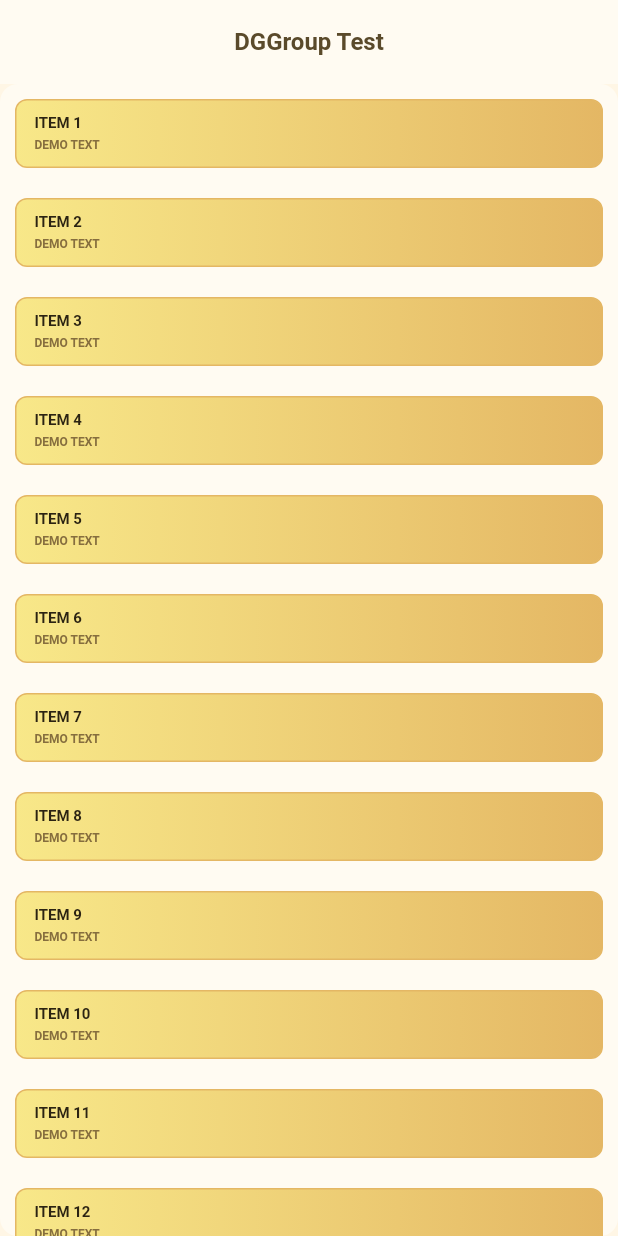
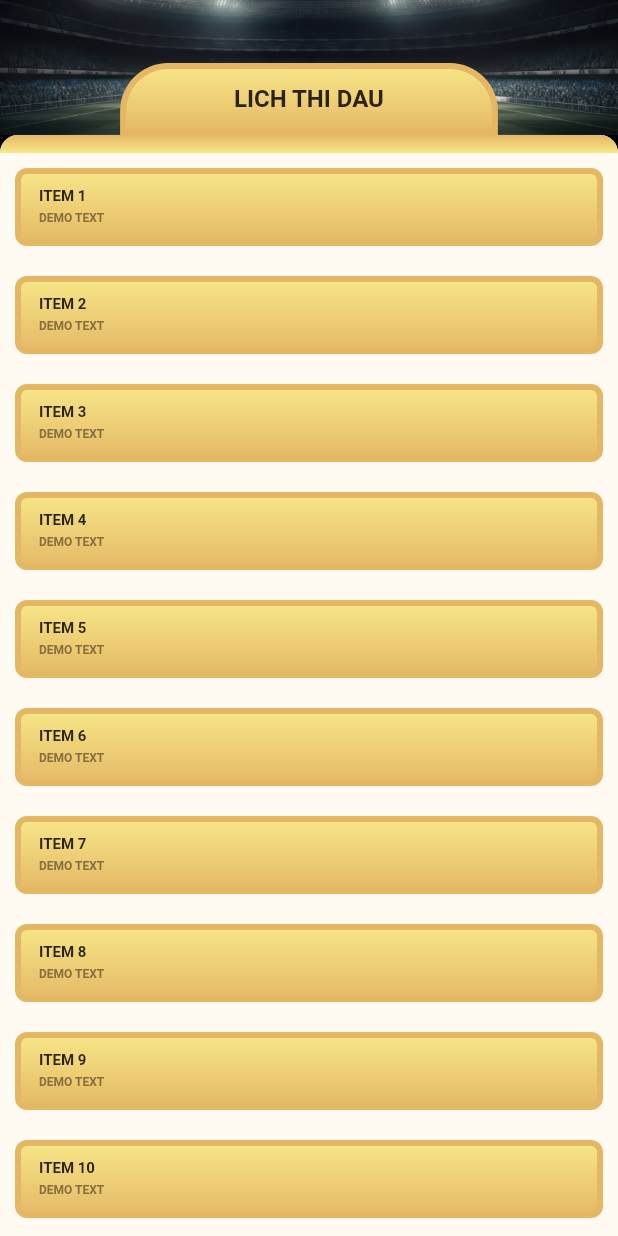
Before and after one commit to hengvisoth/DGGroup_Test01, a Flutter app: the screen it shows after launch, on a phone screen of 412 x 824 dp. Run offline on Flutter 3.47's test engine with Material 3 defaults, Android fonts, the phone set to English and light mode, and no system bars.

Commit message:
Add main background image and update UI components in HomePage
- Introduced a new background image for the HomePage.
- Added a new DateButton widget for displaying date information.
- Updated app_color.dart to streamline mainColor definition.

```diff
--- a/lib/utils/styles/app_color.dart
+++ b/lib/utils/styles/app_color.dart
@@ -1,9 +1,7 @@
 import 'package:flutter/material.dart';
 
 class AppColor {
-  static const mainColor = LinearGradient(
-    colors: [Color(0xFFF8E889), Color(0xFFE4B764)],
-  );
+  static const mainColor = LinearGradient(begin: Alignment.topCenter, end: Alignment.bottomCenter, colors: [Color(0xFFF8E889), Color(0xFFE4B764)]);
   static const secondaryColor = Color(0xFFE4B764);
   static const successColor = Color(0xFF1E8E3E);
   static const borderColor = Color(0xFFE4B764);
--- a/lib/views/home.dart
+++ b/lib/views/home.dart
@@ -10,21 +10,57 @@ class HomePage extends StatelessWidget {
   @override
   Widget build(BuildContext context) {
     return Scaffold(
-      appBar: AppBar(
-        title: Text(
-          'DGGroup Test',
-          style: AppTextStyles.figmaBold16Capitalize.copyWith(
-            color: AppColor.textColor,
+      body: Container(
+        decoration: BoxDecoration(color: Colors.black, borderRadius: AppBorderRadius.md),
+        child: CustomScrollView(
+          slivers: [
+            SliverToBoxAdapter(
+              child: SizedBox(
+                height: 90,
+                child: Stack(
+                  children: [
+                    Image.asset('assets/images/main_background.png', fit: BoxFit.cover, width: double.infinity, height: 90),
+
+                    Positioned.fill(
+                      child: Align(
+                        alignment: Alignment.bottomCenter,
+                        child: Container(
+                          decoration: BoxDecoration(
+                            gradient: AppColor.mainColor,
+                            borderRadius: BorderRadius.only(topLeft: Radius.circular(32), topRight: Radius.circular(32)),
+                            border: Border.all(color: AppColor.borderColor, width: 4),
+                          ),
+                          padding: const EdgeInsets.symmetric(vertical: 12, horizontal: 72),
+                          child: Text("LICH THI DAU", style: AppTextStyles.figmaBold16Capitalize.copyWith(color: AppColor.textOnPrimary)),
                         ),
                       ),
                     ),
-      body: Container(
-        decoration: BoxDecoration(
-          color: AppColor.surface,
+                  ],
+                ),
+              ),
+            ),
+
+            SliverToBoxAdapter(
+              child: Container(
+                decoration: BoxDecoration(color: AppColor.surface, borderRadius: AppBorderRadius.md),
+                child: ClipRRect(
                   borderRadius: AppBorderRadius.md,
+                  child: Column(
+                    children: [
+                      Container(
+                        height: 12,
+                        decoration: const BoxDecoration(
+                          gradient: LinearGradient(
+                            begin: Alignment.bottomCenter,
+                            end: Alignment.topCenter,
+                            colors: [Color(0xFFF8E889), Color(0xFFE4B764)],
                           ),
-        child: ListView.builder(
+                        ),
+                      ),
+
+                      ListView.builder(
                         itemCount: itemCount,
+                        shrinkWrap: true,
                         itemBuilder: (context, index) {
                           return Container(
                             margin: const EdgeInsets.all(10),
@@ -32,7 +68,7 @@ class HomePage extends StatelessWidget {
                             decoration: BoxDecoration(
                               gradient: AppColor.mainColor,
                               borderRadius: AppBorderRadius.sm,
-                border: Border.all(color: AppColor.borderColor),
+                              border: Border.all(color: AppColor.borderColor, width: 4),
                             ),
                             child: Column(
                               crossAxisAlignment: CrossAxisAlignment.start,
@@ -40,22 +76,22 @@ class HomePage extends StatelessWidget {
                               children: [
                                 Text(
                                   'item ${index + 1}'.toUpperCase(),
-                    style: AppTextStyles.figmaBold10Uppercase.copyWith(
-                      color: AppColor.textOnPrimary,
-                    ),
+                                  style: AppTextStyles.figmaBold10Uppercase.copyWith(color: AppColor.textOnPrimary),
                                 ),
                                 const SizedBox(height: 4),
-                  Text(
-                    'demo text'.toUpperCase(),
-                    style: AppTextStyles.figmaBold8Capitalize.copyWith(
-                      color: AppColor.textLight,
-                    ),
-                  ),
+                                Text('demo text'.toUpperCase(), style: AppTextStyles.figmaBold8Capitalize.copyWith(color: AppColor.textLight)),
                               ],
                             ),
                           );
                         },
                       ),
+                    ],
+                  ),
+                ),
+              ),
+            ),
+          ],
+        ),
       ),
     );
   }
--- /dev/null
+++ b/lib/views/widget/date_button.dart
@@ -0,0 +1,20 @@
+import 'package:flutter/material.dart';
+
+class DateButton extends StatelessWidget {
+  String dateTitle;
+  String dateNum;
+  DateButton({super.key, required this.dateNum, required this.dateTitle});
+
+  @override
+  Widget build(BuildContext context) {
+    return Column(
+      children: [
+        Text(dateTitle),
+        Container(
+          decoration: BoxDecoration(color: Colors.white, boxShadow: []),
+          child: Text(dateNum),
+        ),
+      ],
+    );
+  }
+}
--- a/pubspec.yaml
+++ b/pubspec.yaml
@@ -1,6 +1,6 @@
 name: dggroup_test
 description: "A new Flutter project."
-publish_to: 'none'
+publish_to: "none"
 version: 0.1.0
 
 environment:
@@ -18,3 +18,5 @@ dev_dependencies:
 
 flutter:
   uses-material-design: true
+  assets:
+    - assets/images/
```
Also changed, not shown: assets/images/main_background.png (added). Lines whose indentation alone changed are shown as unchanged.
